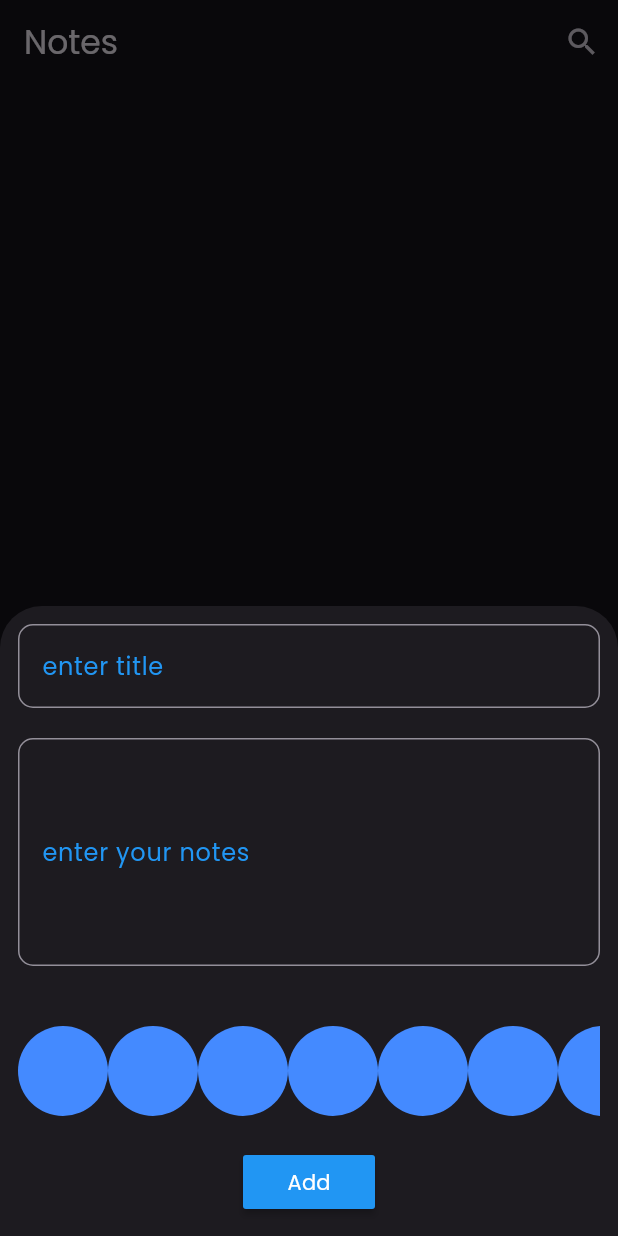
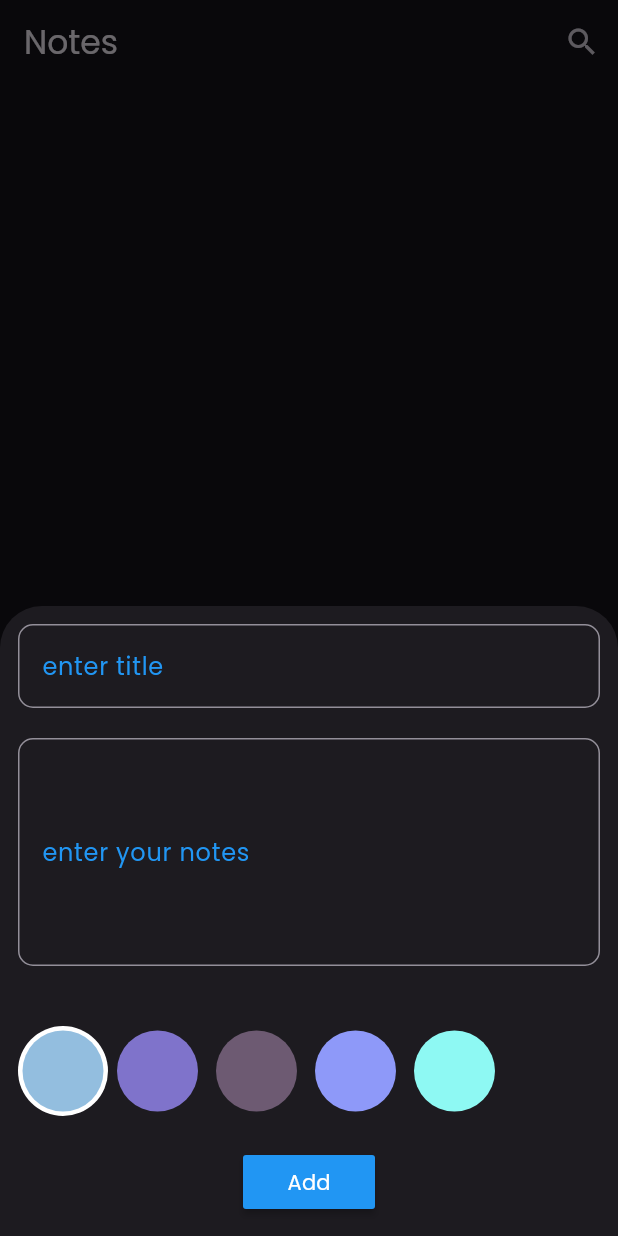
Before and after one commit to YoussefHamada-cs/my_nodes, a Flutter app: the screen it shows after launch, after a tap on the "add" icon, on a phone screen of 412 x 824 dp. Run offline on Flutter 3.47's test engine with Material 3 defaults, Android fonts, the phone set to English and light mode, and no system bars; drawn by our look-alikes of modal_progress_hud_nsn; our stand-ins replace bloc, flutter_bloc, font_awesome_flutter, hive, hive_flutter; accounts and stored records are empty.

Commit message:
pic  colors done

```diff
--- a/lib/cubits/add_note_cubit/notes_cubit.dart
+++ b/lib/cubits/add_note_cubit/notes_cubit.dart
@@ -1,4 +1,5 @@
 import 'package:bloc/bloc.dart';
+import 'package:flutter/material.dart';
 import 'package:hive_flutter/adapters.dart';
 import 'package:my_notes/constent.dart';
 import 'package:my_notes/models/note_model.dart';
@@ -8,16 +9,17 @@ import 'notes_state.dart';
 
 class AddNotesCubit extends Cubit<AddNotesState> {
   AddNotesCubit() : super(AddNotesInitial());
+  Color color = const Color(0xff6d5a72);
   addNote(NoteModel note) async {
+    note.color = color.value;
     emit(AddNotesLoading());
-    try{
-    var notesBox = Hive.box<NoteModel>(kNoteBox);
+    try {
+      var notesBox = Hive.box<NoteModel>(kNoteBox);
 
-    await notesBox.add(note);
-    emit(AddNotesSuccess());
-    }catch(e){
-    emit(AddNotesFailure(e.toString())); }
-
-
+      await notesBox.add(note);
+      emit(AddNotesSuccess());
+    } catch (e) {
+      emit(AddNotesFailure(e.toString()));
+    }
   }
 }
--- a/lib/views/widget/add_form.dart
+++ b/lib/views/widget/add_form.dart
@@ -76,7 +76,7 @@ class _AddFormState extends State<AddForm> {
               return null;
             },
           ),
-       const   SizedBox(
+          const SizedBox(
             height: 40,
           ),
           const ColorListView(),
--- a/lib/views/widget/colors_list_view.dart
+++ b/lib/views/widget/colors_list_view.dart
@@ -1,34 +1,67 @@
 import 'package:flutter/material.dart';
+import 'package:flutter_bloc/flutter_bloc.dart';
+import 'package:my_notes/cubits/add_note_cubit/notes_cubit.dart';
 
-class ColorListView extends StatelessWidget {
+class ColorListView extends StatefulWidget {
   const ColorListView({super.key});
 
+  @override
+  State<ColorListView> createState() => _ColorListViewState();
+}
+
+class _ColorListViewState extends State<ColorListView> {
+  int? currentindex = 0;
+  List<Color> colors = const [
+    Color(0xff93bedf),
+    Color(0xff7f73cb),
+    Color(0xff6d5a72),
+    Color.fromARGB(255, 142, 153, 249),
+    Color(0xff8EF9F3),
+  ];
   @override
   Widget build(BuildContext context) {
     return SizedBox(
       height: 30 * 2,
       child: ListView.builder(
         scrollDirection: Axis.horizontal,
-        itemCount: 10,
+        itemCount: colors.length,
         itemBuilder: (context, index) {
-          return ColorItem();
+          return GestureDetector(
+            onTap: () {
+              currentindex = index;
+              BlocProvider.of<AddNotesCubit>(context).color = colors[index];
+              setState(() {});
+            },
+            child: ColorItem(
+              isactivecolor: currentindex == index,
+              color: colors[index],
+            ),
+          );
         },
       ),
     );
   }
 }
+
 class ColorItem extends StatelessWidget {
-  const ColorItem({super.key});
-
+  const ColorItem(
+      {super.key, required this.isactivecolor, required this.color});
+  final bool isactivecolor;
+  final Color color;
   @override
   Widget build(BuildContext context) {
-    return const Row(
-      children: [
-        CircleAvatar(
-          radius: 30,
-          backgroundColor: Colors.blueAccent,
-        ),
-      ],
-    );
+    return isactivecolor
+        ? CircleAvatar(
+            radius: 30,
+            backgroundColor: Colors.white,
+            child: CircleAvatar(radius: 27, backgroundColor: color),
+          )
+        : Padding(
+            padding: const EdgeInsets.all(3.0),
+            child: CircleAvatar(
+              radius: 30,
+              backgroundColor: color,
+            ),
+          );
   }
 }
```
